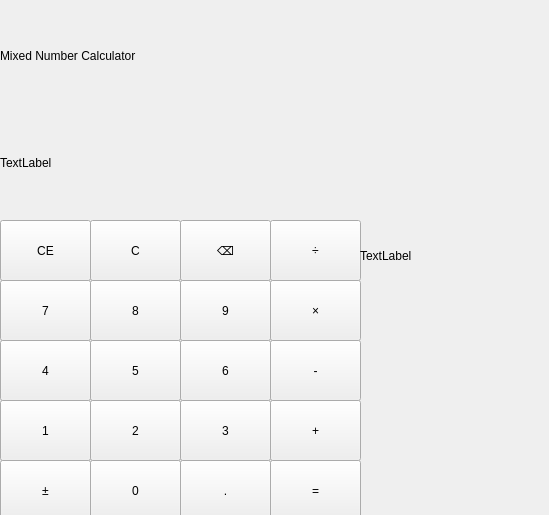
This is mainwindow.ui in Meestermoo2/MixedNumberCalculator as Qt 5 draws it before an edit. The edited form follows.
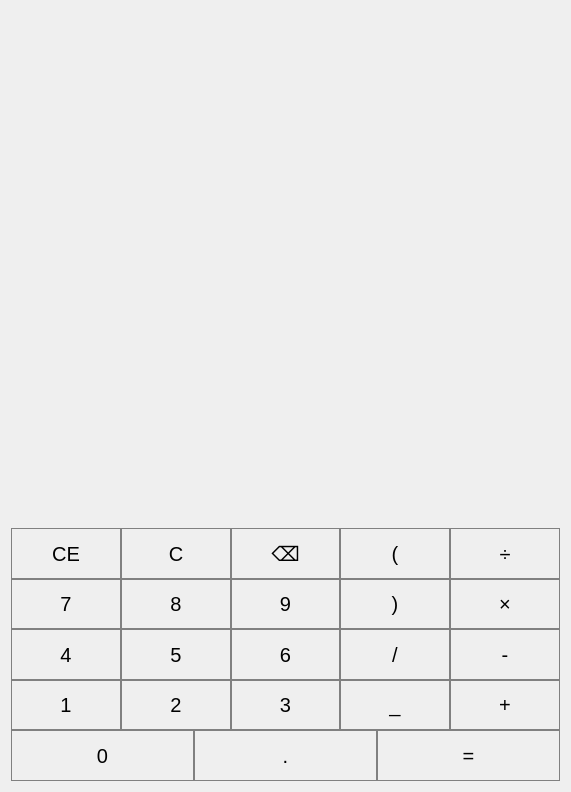
This is the edited form.

Commit message: implement button functionality

Patch:
```diff
--- a/mainwindow.ui
+++ b/mainwindow.ui
@@ -6,313 +6,775 @@
    <rect>
     <x>0</x>
     <y>0</y>
-    <width>549</width>
-    <height>515</height>
+    <width>571</width>
+    <height>792</height>
    </rect>
   </property>
   <property name="windowTitle">
    <string>MainWindow</string>
   </property>
   <widget class="QWidget" name="centralWidget">
-   <widget class="QLabel" name="label">
-    <property name="geometry">
-     <rect>
-      <x>0</x>
-      <y>107</y>
-      <width>361</width>
-      <height>111</height>
-     </rect>
-    </property>
-    <property name="text">
-     <string>TextLabel</string>
-    </property>
-   </widget>
-   <widget class="QPushButton" name="pushButton">
-    <property name="geometry">
-     <rect>
-      <x>0</x>
-      <y>340</y>
-      <width>91</width>
-      <height>61</height>
-     </rect>
-    </property>
-    <property name="text">
-     <string>4</string>
-    </property>
-   </widget>
-   <widget class="QPushButton" name="pushButton_2">
-    <property name="geometry">
-     <rect>
-      <x>0</x>
-      <y>280</y>
-      <width>91</width>
-      <height>61</height>
-     </rect>
-    </property>
-    <property name="text">
-     <string>7</string>
-    </property>
-   </widget>
-   <widget class="QPushButton" name="pushButton_3">
-    <property name="geometry">
-     <rect>
-      <x>180</x>
-      <y>400</y>
-      <width>91</width>
-      <height>61</height>
-     </rect>
-    </property>
-    <property name="text">
-     <string>3</string>
-    </property>
-   </widget>
-   <widget class="QPushButton" name="pushButton_4">
-    <property name="geometry">
-     <rect>
-      <x>90</x>
-      <y>280</y>
-      <width>91</width>
-      <height>61</height>
-     </rect>
-    </property>
-    <property name="text">
-     <string>8</string>
-    </property>
-   </widget>
-   <widget class="QPushButton" name="pushButton_5">
-    <property name="geometry">
-     <rect>
-      <x>180</x>
-      <y>280</y>
-      <width>91</width>
-      <height>61</height>
-     </rect>
-    </property>
-    <property name="text">
-     <string>9</string>
-    </property>
-   </widget>
-   <widget class="QPushButton" name="pushButton_6">
-    <property name="geometry">
-     <rect>
-      <x>270</x>
-      <y>400</y>
-      <width>91</width>
-      <height>61</height>
-     </rect>
-    </property>
-    <property name="text">
-     <string>+</string>
-    </property>
-   </widget>
-   <widget class="QPushButton" name="pushButton_7">
-    <property name="geometry">
-     <rect>
-      <x>90</x>
-      <y>400</y>
-      <width>91</width>
-      <height>61</height>
-     </rect>
-    </property>
-    <property name="text">
-     <string>2</string>
-    </property>
-   </widget>
-   <widget class="QPushButton" name="pushButton_8">
-    <property name="geometry">
-     <rect>
-      <x>270</x>
-      <y>340</y>
-      <width>91</width>
-      <height>61</height>
-     </rect>
-    </property>
-    <property name="text">
-     <string>-</string>
-    </property>
-   </widget>
-   <widget class="QPushButton" name="pushButton_9">
-    <property name="geometry">
-     <rect>
-      <x>0</x>
-      <y>460</y>
-      <width>91</width>
-      <height>61</height>
-     </rect>
-    </property>
-    <property name="text">
-     <string>±</string>
-    </property>
-   </widget>
-   <widget class="QPushButton" name="pushButton_10">
-    <property name="geometry">
-     <rect>
-      <x>90</x>
-      <y>460</y>
-      <width>91</width>
-      <height>61</height>
-     </rect>
-    </property>
-    <property name="text">
-     <string>0</string>
-    </property>
-   </widget>
-   <widget class="QPushButton" name="pushButton_11">
-    <property name="geometry">
-     <rect>
-      <x>180</x>
-      <y>460</y>
-      <width>91</width>
-      <height>61</height>
-     </rect>
-    </property>
-    <property name="text">
-     <string>.</string>
-    </property>
-   </widget>
-   <widget class="QPushButton" name="pushButton_12">
-    <property name="geometry">
-     <rect>
-      <x>270</x>
-      <y>460</y>
-      <width>91</width>
-      <height>61</height>
-     </rect>
-    </property>
-    <property name="text">
-     <string>=</string>
-    </property>
-   </widget>
-   <widget class="QPushButton" name="pushButton_13">
-    <property name="geometry">
-     <rect>
-      <x>90</x>
-      <y>340</y>
-      <width>91</width>
-      <height>61</height>
-     </rect>
-    </property>
-    <property name="text">
-     <string>5</string>
-    </property>
-   </widget>
-   <widget class="QPushButton" name="pushButton_14">
-    <property name="geometry">
-     <rect>
-      <x>270</x>
-      <y>280</y>
-      <width>91</width>
-      <height>61</height>
-     </rect>
-    </property>
-    <property name="text">
-     <string>×</string>
-    </property>
-   </widget>
-   <widget class="QPushButton" name="pushButton_15">
-    <property name="geometry">
-     <rect>
-      <x>180</x>
-      <y>340</y>
-      <width>91</width>
-      <height>61</height>
-     </rect>
-    </property>
-    <property name="text">
-     <string>6</string>
-    </property>
-   </widget>
-   <widget class="QPushButton" name="pushButton_16">
-    <property name="geometry">
-     <rect>
-      <x>0</x>
-      <y>400</y>
-      <width>91</width>
-      <height>61</height>
-     </rect>
-    </property>
-    <property name="text">
-     <string>1</string>
-    </property>
-   </widget>
-   <widget class="QPushButton" name="pushButton_17">
-    <property name="geometry">
-     <rect>
-      <x>270</x>
-      <y>220</y>
-      <width>91</width>
-      <height>61</height>
-     </rect>
-    </property>
-    <property name="text">
-     <string>÷</string>
-    </property>
-   </widget>
-   <widget class="QPushButton" name="pushButton_18">
-    <property name="geometry">
-     <rect>
-      <x>180</x>
-      <y>220</y>
-      <width>91</width>
-      <height>61</height>
-     </rect>
-    </property>
-    <property name="text">
-     <string>⌫</string>
-    </property>
-   </widget>
-   <widget class="QPushButton" name="pushButton_19">
-    <property name="geometry">
-     <rect>
-      <x>90</x>
-      <y>220</y>
-      <width>91</width>
-      <height>61</height>
-     </rect>
-    </property>
-    <property name="text">
-     <string>C</string>
-    </property>
-   </widget>
-   <widget class="QPushButton" name="pushButton_20">
-    <property name="geometry">
-     <rect>
-      <x>0</x>
-      <y>220</y>
-      <width>91</width>
-      <height>61</height>
-     </rect>
-    </property>
-    <property name="text">
-     <string>CE</string>
-    </property>
-   </widget>
-   <widget class="QLabel" name="label_2">
-    <property name="geometry">
-     <rect>
-      <x>0</x>
-      <y>0</y>
-      <width>351</width>
-      <height>111</height>
-     </rect>
-    </property>
-    <property name="text">
-     <string>Mixed Number Calculator</string>
-    </property>
-   </widget>
-   <widget class="QLabel" name="label_3">
-    <property name="geometry">
-     <rect>
-      <x>360</x>
-      <y>0</y>
-      <width>191</width>
-      <height>511</height>
-     </rect>
-    </property>
-    <property name="text">
-     <string>TextLabel</string>
-    </property>
-   </widget>
+   <layout class="QGridLayout" name="gridLayout">
+    <item row="0" column="0">
+     <widget class="QLabel" name="Input">
+      <property name="font">
+       <font>
+        <pointsize>28</pointsize>
+       </font>
+      </property>
+      <property name="text">
+       <string/>
+      </property>
+      <property name="alignment">
+       <set>Qt::AlignRight|Qt::AlignTrailing|Qt::AlignVCenter</set>
+      </property>
+     </widget>
+    </item>
+    <item row="1" column="0">
+     <widget class="QLabel" name="Output">
+      <property name="font">
+       <font>
+        <pointsize>28</pointsize>
+       </font>
+      </property>
+      <property name="styleSheet">
+       <string notr="true">QLAbel {
+qproperty-alignment: 'AlignVCenter | AlignRight';
+border:1px solid gray;
+}</string>
+      </property>
+      <property name="text">
+       <string/>
+      </property>
+      <property name="alignment">
+       <set>Qt::AlignRight|Qt::AlignTrailing|Qt::AlignVCenter</set>
+      </property>
+     </widget>
+    </item>
+    <item row="2" column="0">
+     <layout class="QVBoxLayout" name="buttonLayout">
+      <property name="spacing">
+       <number>0</number>
+      </property>
+      <property name="sizeConstraint">
+       <enum>QLayout::SetDefaultConstraint</enum>
+      </property>
+      <item>
+       <layout class="QHBoxLayout" name="horizontalLayout">
+        <property name="spacing">
+         <number>0</number>
+        </property>
+        <item>
+         <widget class="QPushButton" name="pushButton_CE">
+          <property name="sizePolicy">
+           <sizepolicy hsizetype="Preferred" vsizetype="Preferred">
+            <horstretch>0</horstretch>
+            <verstretch>0</verstretch>
+           </sizepolicy>
+          </property>
+          <property name="font">
+           <font>
+            <pointsize>15</pointsize>
+           </font>
+          </property>
+          <property name="styleSheet">
+           <string notr="true">QPushButton {
+border: 1px solid gray;
+}
+QPushButton:pressed{
+background-color:qlineargradient(x1: 0, y1: 0, x2: 0, y2: 1,
+                                      stop: 0 #FF7832, stop: 1 #a39a9a)
+}</string>
+          </property>
+          <property name="text">
+           <string>CE</string>
+          </property>
+          <attribute name="buttonGroup">
+           <string notr="true">buttonGroup</string>
+          </attribute>
+         </widget>
+        </item>
+        <item>
+         <widget class="QPushButton" name="pushButton_C">
+          <property name="sizePolicy">
+           <sizepolicy hsizetype="Preferred" vsizetype="Preferred">
+            <horstretch>0</horstretch>
+            <verstretch>0</verstretch>
+           </sizepolicy>
+          </property>
+          <property name="font">
+           <font>
+            <pointsize>15</pointsize>
+           </font>
+          </property>
+          <property name="styleSheet">
+           <string notr="true">QPushButton {
+border: 1px solid gray;
+}
+QPushButton:pressed{
+background-color:qlineargradient(x1: 0, y1: 0, x2: 0, y2: 1,
+                                      stop: 0 #FF7832, stop: 1 #a39a9a)
+}</string>
+          </property>
+          <property name="text">
+           <string>C</string>
+          </property>
+          <attribute name="buttonGroup">
+           <string notr="true">buttonGroup</string>
+          </attribute>
+         </widget>
+        </item>
+        <item>
+         <widget class="QPushButton" name="pushButton_Backspace">
+          <property name="sizePolicy">
+           <sizepolicy hsizetype="Preferred" vsizetype="Preferred">
+            <horstretch>0</horstretch>
+            <verstretch>0</verstretch>
+           </sizepolicy>
+          </property>
+          <property name="font">
+           <font>
+            <pointsize>15</pointsize>
+           </font>
+          </property>
+          <property name="styleSheet">
+           <string notr="true">QPushButton {
+border: 1px solid gray;
+}
+QPushButton:pressed{
+background-color:qlineargradient(x1: 0, y1: 0, x2: 0, y2: 1,
+                                      stop: 0 #FF7832, stop: 1 #a39a9a)
+}</string>
+          </property>
+          <property name="text">
+           <string>⌫</string>
+          </property>
+          <attribute name="buttonGroup">
+           <string notr="true">buttonGroup</string>
+          </attribute>
+         </widget>
+        </item>
+        <item>
+         <widget class="QPushButton" name="pushButton_LeftParen">
+          <property name="sizePolicy">
+           <sizepolicy hsizetype="Preferred" vsizetype="Preferred">
+            <horstretch>0</horstretch>
+            <verstretch>0</verstretch>
+           </sizepolicy>
+          </property>
+          <property name="font">
+           <font>
+            <pointsize>15</pointsize>
+           </font>
+          </property>
+          <property name="styleSheet">
+           <string notr="true">QPushButton {
+border: 1px solid gray;
+}
+QPushButton:pressed{
+background-color:qlineargradient(x1: 0, y1: 0, x2: 0, y2: 1,
+                                      stop: 0 #FF7832, stop: 1 #a39a9a)
+}</string>
+          </property>
+          <property name="text">
+           <string>(</string>
+          </property>
+         </widget>
+        </item>
+        <item>
+         <widget class="QPushButton" name="pushButton_Divide">
+          <property name="sizePolicy">
+           <sizepolicy hsizetype="Preferred" vsizetype="Preferred">
+            <horstretch>0</horstretch>
+            <verstretch>0</verstretch>
+           </sizepolicy>
+          </property>
+          <property name="font">
+           <font>
+            <pointsize>15</pointsize>
+           </font>
+          </property>
+          <property name="styleSheet">
+           <string notr="true">QPushButton {
+border: 1px solid gray;
+}
+QPushButton:pressed{
+background-color:qlineargradient(x1: 0, y1: 0, x2: 0, y2: 1,
+                                      stop: 0 #FF7832, stop: 1 #a39a9a)
+}</string>
+          </property>
+          <property name="text">
+           <string>÷</string>
+          </property>
+          <attribute name="buttonGroup">
+           <string notr="true">buttonGroup</string>
+          </attribute>
+         </widget>
+        </item>
+       </layout>
+      </item>
+      <item>
+       <layout class="QHBoxLayout" name="horizontalLayout_2">
+        <property name="spacing">
+         <number>0</number>
+        </property>
+        <item>
+         <widget class="QPushButton" name="pushButton_7">
+          <property name="sizePolicy">
+           <sizepolicy hsizetype="Minimum" vsizetype="Preferred">
+            <horstretch>0</horstretch>
+            <verstretch>0</verstretch>
+           </sizepolicy>
+          </property>
+          <property name="font">
+           <font>
+            <pointsize>15</pointsize>
+           </font>
+          </property>
+          <property name="styleSheet">
+           <string notr="true">QPushButton {
+border: 1px solid gray;
+}
+QPushButton:pressed{
+background-color:qlineargradient(x1: 0, y1: 0, x2: 0, y2: 1,
+                                      stop: 0 #FF7832, stop: 1 #a39a9a)
+}</string>
+          </property>
+          <property name="text">
+           <string>7</string>
+          </property>
+          <attribute name="buttonGroup">
+           <string notr="true">buttonGroup</string>
+          </attribute>
+         </widget>
+        </item>
+        <item>
+         <widget class="QPushButton" name="pushButton_8">
+          <property name="sizePolicy">
+           <sizepolicy hsizetype="Minimum" vsizetype="Preferred">
+            <horstretch>0</horstretch>
+            <verstretch>0</verstretch>
+           </sizepolicy>
+          </property>
+          <property name="font">
+           <font>
+            <pointsize>15</pointsize>
+           </font>
+          </property>
+          <property name="styleSheet">
+           <string notr="true">QPushButton {
+border: 1px solid gray;
+}
+QPushButton:pressed{
+background-color:qlineargradient(x1: 0, y1: 0, x2: 0, y2: 1,
+                                      stop: 0 #FF7832, stop: 1 #a39a9a)
+}</string>
+          </property>
+          <property name="text">
+           <string>8</string>
+          </property>
+          <attribute name="buttonGroup">
+           <string notr="true">buttonGroup</string>
+          </attribute>
+         </widget>
+        </item>
+        <item>
+         <widget class="QPushButton" name="pushButton_9">
+          <property name="sizePolicy">
+           <sizepolicy hsizetype="Minimum" vsizetype="Preferred">
+            <horstretch>0</horstretch>
+            <verstretch>0</verstretch>
+           </sizepolicy>
+          </property>
+          <property name="font">
+           <font>
+            <pointsize>15</pointsize>
+           </font>
+          </property>
+          <property name="styleSheet">
+           <string notr="true">QPushButton {
+border: 1px solid gray;
+}
+QPushButton:pressed{
+background-color:qlineargradient(x1: 0, y1: 0, x2: 0, y2: 1,
+                                      stop: 0 #FF7832, stop: 1 #a39a9a)
+}</string>
+          </property>
+          <property name="text">
+           <string>9</string>
+          </property>
+          <attribute name="buttonGroup">
+           <string notr="true">buttonGroup</string>
+          </attribute>
+         </widget>
+        </item>
+        <item>
+         <widget class="QPushButton" name="pushButton_RightParen">
+          <property name="sizePolicy">
+           <sizepolicy hsizetype="Preferred" vsizetype="Preferred">
+            <horstretch>0</horstretch>
+            <verstretch>0</verstretch>
+           </sizepolicy>
+          </property>
+          <property name="font">
+           <font>
+            <pointsize>15</pointsize>
+           </font>
+          </property>
+          <property name="styleSheet">
+           <string notr="true">QPushButton {
+border: 1px solid gray;
+}
+QPushButton:pressed{
+background-color:qlineargradient(x1: 0, y1: 0, x2: 0, y2: 1,
+                                      stop: 0 #FF7832, stop: 1 #a39a9a)
+}</string>
+          </property>
+          <property name="text">
+           <string>)</string>
+          </property>
+         </widget>
+        </item>
+        <item>
+         <widget class="QPushButton" name="pushButton_Multiply">
+          <property name="sizePolicy">
+           <sizepolicy hsizetype="Minimum" vsizetype="Preferred">
+            <horstretch>0</horstretch>
+            <verstretch>0</verstretch>
+           </sizepolicy>
+          </property>
+          <property name="font">
+           <font>
+            <pointsize>15</pointsize>
+           </font>
+          </property>
+          <property name="styleSheet">
+           <string notr="true">QPushButton {
+border: 1px solid gray;
+}
+QPushButton:pressed{
+background-color:qlineargradient(x1: 0, y1: 0, x2: 0, y2: 1,
+                                      stop: 0 #FF7832, stop: 1 #a39a9a)
+}</string>
+          </property>
+          <property name="text">
+           <string>×</string>
+          </property>
+          <attribute name="buttonGroup">
+           <string notr="true">buttonGroup</string>
+          </attribute>
+         </widget>
+        </item>
+       </layout>
+      </item>
+      <item>
+       <layout class="QHBoxLayout" name="horizontalLayout_3">
+        <property name="spacing">
+         <number>0</number>
+        </property>
+        <item>
+         <widget class="QPushButton" name="pushButton_4">
+          <property name="sizePolicy">
+           <sizepolicy hsizetype="Minimum" vsizetype="Preferred">
+            <horstretch>0</horstretch>
+            <verstretch>0</verstretch>
+           </sizepolicy>
+          </property>
+          <property name="font">
+           <font>
+            <pointsize>15</pointsize>
+           </font>
+          </property>
+          <property name="styleSheet">
+           <string notr="true">QPushButton {
+border: 1px solid gray;
+}
+QPushButton:pressed{
+background-color:qlineargradient(x1: 0, y1: 0, x2: 0, y2: 1,
+                                      stop: 0 #FF7832, stop: 1 #a39a9a)
+}</string>
+          </property>
+          <property name="text">
+           <string>4</string>
+          </property>
+          <attribute name="buttonGroup">
+           <string notr="true">buttonGroup</string>
+          </attribute>
+         </widget>
+        </item>
+        <item>
+         <widget class="QPushButton" name="pushButton_5">
+          <property name="sizePolicy">
+           <sizepolicy hsizetype="Minimum" vsizetype="Preferred">
+            <horstretch>0</horstretch>
+            <verstretch>0</verstretch>
+           </sizepolicy>
+          </property>
+          <property name="font">
+           <font>
+            <pointsize>15</pointsize>
+           </font>
+          </property>
+          <property name="styleSheet">
+           <string notr="true">QPushButton {
+border: 1px solid gray;
+}
+QPushButton:pressed{
+background-color:qlineargradient(x1: 0, y1: 0, x2: 0, y2: 1,
+                                      stop: 0 #FF7832, stop: 1 #a39a9a)
+}</string>
+          </property>
+          <property name="text">
+           <string>5</string>
+          </property>
+          <attribute name="buttonGroup">
+           <string notr="true">buttonGroup</string>
+          </attribute>
+         </widget>
+        </item>
+        <item>
+         <widget class="QPushButton" name="pushButton_6">
+          <property name="sizePolicy">
+           <sizepolicy hsizetype="Minimum" vsizetype="Preferred">
+            <horstretch>0</horstretch>
+            <verstretch>0</verstretch>
+           </sizepolicy>
+          </property>
+          <property name="font">
+           <font>
+            <pointsize>15</pointsize>
+           </font>
+          </property>
+          <property name="styleSheet">
+           <string notr="true">QPushButton {
+border: 1px solid gray;
+}
+QPushButton:pressed{
+background-color:qlineargradient(x1: 0, y1: 0, x2: 0, y2: 1,
+                                      stop: 0 #FF7832, stop: 1 #a39a9a)
+}</string>
+          </property>
+          <property name="text">
+           <string>6</string>
+          </property>
+          <attribute name="buttonGroup">
+           <string notr="true">buttonGroup</string>
+          </attribute>
+         </widget>
+        </item>
+        <item>
+         <widget class="QPushButton" name="pushButton_Frac">
+          <property name="sizePolicy">
+           <sizepolicy hsizetype="Minimum" vsizetype="Preferred">
+            <horstretch>0</horstretch>
+            <verstretch>0</verstretch>
+           </sizepolicy>
+          </property>
+          <property name="font">
+           <font>
+            <pointsize>15</pointsize>
+           </font>
+          </property>
+          <property name="styleSheet">
+           <string notr="true">QPushButton {
+border: 1px solid gray;
+}
+QPushButton:pressed{
+background-color:qlineargradient(x1: 0, y1: 0, x2: 0, y2: 1,
+                                      stop: 0 #FF7832, stop: 1 #a39a9a)
+}</string>
+          </property>
+          <property name="text">
+           <string>/</string>
+          </property>
+          <attribute name="buttonGroup">
+           <string notr="true">buttonGroup</string>
+          </attribute>
+         </widget>
+        </item>
+        <item>
+         <widget class="QPushButton" name="pushButton_Subtract">
+          <property name="sizePolicy">
+           <sizepolicy hsizetype="Preferred" vsizetype="Preferred">
+            <horstretch>0</horstretch>
+            <verstretch>0</verstretch>
+           </sizepolicy>
+          </property>
+          <property name="font">
+           <font>
+            <pointsize>15</pointsize>
+           </font>
+          </property>
+          <property name="styleSheet">
+           <string notr="true">QPushButton {
+border: 1px solid gray;
+}
+QPushButton:pressed{
+background-color:qlineargradient(x1: 0, y1: 0, x2: 0, y2: 1,
+                                      stop: 0 #FF7832, stop: 1 #a39a9a)
+}</string>
+          </property>
+          <property name="text">
+           <string>-</string>
+          </property>
+         </widget>
+        </item>
+       </layout>
+      </item>
+      <item>
+       <layout class="QHBoxLayout" name="horizontalLayout_4">
+        <property name="spacing">
+         <number>0</number>
+        </property>
+        <item>
+         <widget class="QPushButton" name="pushButton_1">
+          <property name="sizePolicy">
+           <sizepolicy hsizetype="Minimum" vsizetype="Preferred">
+            <horstretch>0</horstretch>
+            <verstretch>0</verstretch>
+           </sizepolicy>
+          </property>
+          <property name="font">
+           <font>
+            <pointsize>15</pointsize>
+           </font>
+          </property>
+          <property name="styleSheet">
+           <string notr="true">QPushButton {
+border: 1px solid gray;
+}
+QPushButton:pressed{
+background-color:qlineargradient(x1: 0, y1: 0, x2: 0, y2: 1,
+                                      stop: 0 #FF7832, stop: 1 #a39a9a)
+}</string>
+          </property>
+          <property name="text">
+           <string>1</string>
+          </property>
+          <attribute name="buttonGroup">
+           <string notr="true">buttonGroup</string>
+          </attribute>
+         </widget>
+        </item>
+        <item>
+         <widget class="QPushButton" name="pushButton_2">
+          <property name="sizePolicy">
+           <sizepolicy hsizetype="Minimum" vsizetype="Preferred">
+            <horstretch>0</horstretch>
+            <verstretch>0</verstretch>
+           </sizepolicy>
+          </property>
+          <property name="font">
+           <font>
+            <pointsize>15</pointsize>
+           </font>
+          </property>
+          <property name="styleSheet">
+           <string notr="true">QPushButton {
+border: 1px solid gray;
+}
+QPushButton:pressed{
+background-color:qlineargradient(x1: 0, y1: 0, x2: 0, y2: 1,
+                                      stop: 0 #FF7832, stop: 1 #a39a9a)
+}</string>
+          </property>
+          <property name="text">
+           <string>2</string>
+          </property>
+          <attribute name="buttonGroup">
+           <string notr="true">buttonGroup</string>
+          </attribute>
+         </widget>
+        </item>
+        <item>
+         <widget class="QPushButton" name="pushButton_3">
+          <property name="sizePolicy">
+           <sizepolicy hsizetype="Minimum" vsizetype="Preferred">
+            <horstretch>0</horstretch>
+            <verstretch>0</verstretch>
+           </sizepolicy>
+          </property>
+          <property name="font">
+           <font>
+            <pointsize>15</pointsize>
+           </font>
+          </property>
+          <property name="styleSheet">
+           <string notr="true">QPushButton {
+border: 1px solid gray;
+}
+QPushButton:pressed{
+background-color:qlineargradient(x1: 0, y1: 0, x2: 0, y2: 1,
+                                      stop: 0 #FF7832, stop: 1 #a39a9a)
+}</string>
+          </property>
+          <property name="text">
+           <string>3</string>
+          </property>
+          <attribute name="buttonGroup">
+           <string notr="true">buttonGroup</string>
+          </attribute>
+         </widget>
+        </item>
+        <item>
+         <widget class="QPushButton" name="pushButton_Space">
+          <property name="sizePolicy">
+           <sizepolicy hsizetype="Preferred" vsizetype="Preferred">
+            <horstretch>0</horstretch>
+            <verstretch>0</verstretch>
+           </sizepolicy>
+          </property>
+          <property name="font">
+           <font>
+            <pointsize>15</pointsize>
+           </font>
+          </property>
+          <property name="styleSheet">
+           <string notr="true">QPushButton {
+border: 1px solid gray;
+}
+QPushButton:pressed{
+background-color:qlineargradient(x1: 0, y1: 0, x2: 0, y2: 1,
+                                      stop: 0 #FF7832, stop: 1 #a39a9a)
+}</string>
+          </property>
+          <property name="text">
+           <string>_</string>
+          </property>
+         </widget>
+        </item>
+        <item>
+         <widget class="QPushButton" name="pushButton_Add">
+          <property name="sizePolicy">
+           <sizepolicy hsizetype="Minimum" vsizetype="Preferred">
+            <horstretch>0</horstretch>
+            <verstretch>0</verstretch>
+           </sizepolicy>
+          </property>
+          <property name="font">
+           <font>
+            <pointsize>15</pointsize>
+           </font>
+          </property>
+          <property name="styleSheet">
+           <string notr="true">QPushButton {
+border: 1px solid gray;
+}
+QPushButton:pressed{
+background-color:qlineargradient(x1: 0, y1: 0, x2: 0, y2: 1,
+                                      stop: 0 #FF7832, stop: 1 #a39a9a)
+}</string>
+          </property>
+          <property name="text">
+           <string>+</string>
+          </property>
+          <attribute name="buttonGroup">
+           <string notr="true">buttonGroup</string>
+          </attribute>
+         </widget>
+        </item>
+       </layout>
+      </item>
+      <item>
+       <layout class="QHBoxLayout" name="horizontalLayout_5">
+        <property name="spacing">
+         <number>0</number>
+        </property>
+        <item>
+         <widget class="QPushButton" name="pushButton_0">
+          <property name="sizePolicy">
+           <sizepolicy hsizetype="Minimum" vsizetype="Preferred">
+            <horstretch>0</horstretch>
+            <verstretch>0</verstretch>
+           </sizepolicy>
+          </property>
+          <property name="font">
+           <font>
+            <pointsize>15</pointsize>
+           </font>
+          </property>
+          <property name="styleSheet">
+           <string notr="true">QPushButton {
+border: 1px solid gray;
+}
+QPushButton:pressed{
+background-color:qlineargradient(x1: 0, y1: 0, x2: 0, y2: 1,
+                                      stop: 0 #FF7832, stop: 1 #a39a9a)
+}</string>
+          </property>
+          <property name="text">
+           <string>0</string>
+          </property>
+          <attribute name="buttonGroup">
+           <string notr="true">buttonGroup</string>
+          </attribute>
+         </widget>
+        </item>
+        <item>
+         <widget class="QPushButton" name="pushButton_Decimal">
+          <property name="sizePolicy">
+           <sizepolicy hsizetype="Minimum" vsizetype="Preferred">
+            <horstretch>0</horstretch>
+            <verstretch>0</verstretch>
+           </sizepolicy>
+          </property>
+          <property name="font">
+           <font>
+            <pointsize>15</pointsize>
+           </font>
+          </property>
+          <property name="styleSheet">
+           <string notr="true">QPushButton {
+border: 1px solid gray;
+}
+QPushButton:pressed{
+background-color:qlineargradient(x1: 0, y1: 0, x2: 0, y2: 1,
+                                      stop: 0 #FF7832, stop: 1 #a39a9a)
+}</string>
+          </property>
+          <property name="text">
+           <string>.</string>
+          </property>
+          <attribute name="buttonGroup">
+           <string notr="true">buttonGroup</string>
+          </attribute>
+         </widget>
+        </item>
+        <item>
+         <widget class="QPushButton" name="pushButton_Evaluate">
+          <property name="sizePolicy">
+           <sizepolicy hsizetype="Minimum" vsizetype="Preferred">
+            <horstretch>0</horstretch>
+            <verstretch>0</verstretch>
+           </sizepolicy>
+          </property>
+          <property name="font">
+           <font>
+            <pointsize>15</pointsize>
+           </font>
+          </property>
+          <property name="styleSheet">
+           <string notr="true">QPushButton {
+border: 1px solid gray;
+}
+QPushButton:pressed{
+background-color:qlineargradient(x1: 0, y1: 0, x2: 0, y2: 1,
+                                      stop: 0 #FF7832, stop: 1 #a39a9a)
+}</string>
+          </property>
+          <property name="text">
+           <string>=</string>
+          </property>
+          <attribute name="buttonGroup">
+           <string notr="true">buttonGroup</string>
+          </attribute>
+         </widget>
+        </item>
+       </layout>
+      </item>
+     </layout>
+    </item>
+   </layout>
   </widget>
  </widget>
  <layoutdefault spacing="6" margin="11"/>
```
Left out of the diff: 3 changed lines with no effect on the pictures. The commit also changes 2 other files.
